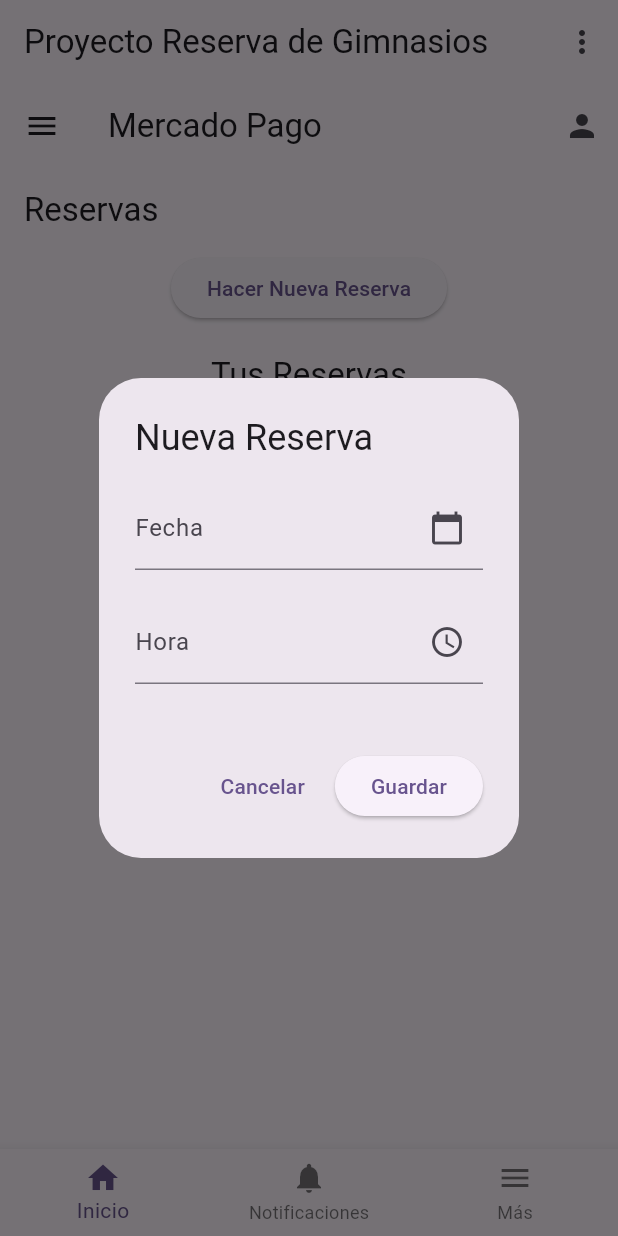
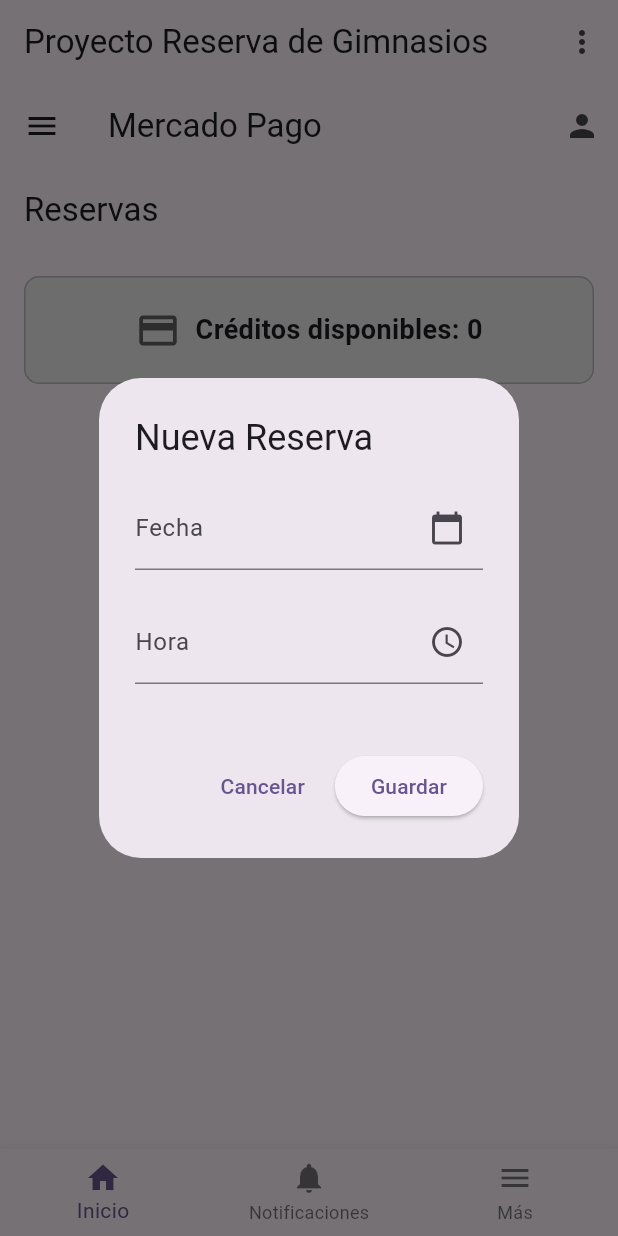
Before and after one commit to santiconstantopoulos/proyecto_gimnasio_esquel, a Flutter app: the screen it shows once a user with an empty profile is signed in, after a tap on "Hacer Nueva Reserva", on a phone screen of 412 x 824 dp. Run offline on Flutter 3.47's test engine with Material 3 defaults, Android fonts, the phone set to English and light mode, and no system bars; our stand-ins replace cloud_firestore, firebase_auth, firebase_core; missing offline and left inert: firebase_ui_auth, firebase_ui_oauth_google; accounts and stored records are empty.

Commit message:
Créditos e iconos en reservas

```diff
--- a/lib/features/reservations/reservations_screen.dart
+++ b/lib/features/reservations/reservations_screen.dart
@@ -21,6 +21,13 @@ class _ReservationsScreenState extends State<ReservationsScreen> {
   final _timeController = TextEditingController();
   DateTime? _selectedDateTime;
 
+  @override
+  void dispose() {
+    _dateController.dispose();
+    _timeController.dispose();
+    super.dispose();
+  }
+
   void _selectDate() async {
     final DateTime? picked = await showDatePicker(
       context: context,
@@ -37,7 +44,7 @@ class _ReservationsScreenState extends State<ReservationsScreen> {
           _selectedDateTime?.hour ?? 0,
           _selectedDateTime?.minute ?? 0,
         );
-        _dateController.text = '${picked.toLocal()}'.split(' ')[0];
+        _dateController.text = DateFormat('dd-MM-yyyy').format(picked);
       });
     }
   }
@@ -75,14 +82,17 @@ class _ReservationsScreenState extends State<ReservationsScreen> {
         ScaffoldMessenger.of(context).showSnackBar(
           const SnackBar(content: Text('Reserva guardada exitosamente')),
         );
+        Navigator.of(context).pop();
       } catch (e) {
         ScaffoldMessenger.of(context).showSnackBar(
           SnackBar(content: Text('Error al guardar la reserva: $e')),
         );
-      } finally {
-        Navigator.of(context).pop();
       }
     }
+  }
+
+  void _handleReservationsOption(String value, Reservation reservation) {
+    // logica para las opciones de las reservas
   }
 
   void _showReservationDialog() {
@@ -156,19 +166,67 @@ class _ReservationsScreenState extends State<ReservationsScreen> {
       appBar: AppBar(
         title: const Text('Reservas'),
       ),
-      body: Center(
+      body: Padding(
+        padding: const EdgeInsets.all(16.0),
         child: Column(
           children: [
+            // Créditos del usuario
+            StreamBuilder<int>(
+              stream: _reservationsService.getCredits(),
+              builder: (context, snapshot) {
+                if (snapshot.connectionState == ConnectionState.waiting) {
+                  return const CircularProgressIndicator();
+                }
+                if (snapshot.hasError) {
+                  return Text('Error: ${snapshot.error}');
+                }
+                final int credits = snapshot.data ?? 0;
+                return SizedBox(
+                  width: double.infinity,
+                  child: Container(
+                    padding: const EdgeInsets.all(20.0),
+                    decoration: BoxDecoration(
+                      color: Colors.grey.shade200,
+                      borderRadius: BorderRadius.circular(10.0),
+                      border: Border.all(
+                        color: Colors.grey.shade400,
+                      ),
+                    ),
+                    child: Row(
+                      mainAxisAlignment: MainAxisAlignment.center,
+                      children: [
+                        Icon(Icons.credit_card,
+                            size: 30, color: Colors.grey.shade700),
+                        const SizedBox(width: 10),
+                        Text(
+                          'Créditos disponibles: $credits',
+                          style: const TextStyle(
+                            fontSize: 18,
+                            fontWeight: FontWeight.bold,
+                          ),
+                        ),
+                      ],
+                    ),
+                  ),
+                );
+              },
+            ),
+            const SizedBox(height: 20),
+
+            // Botón para hacer nueva reserva
             ElevatedButton(
               onPressed: _showReservationDialog,
               child: const Text('Hacer Nueva Reserva'),
             ),
             const SizedBox(height: 20),
+
             Text(
               'Tus Reservas',
               style: Theme.of(context).textTheme.titleLarge,
             ),
             const SizedBox(height: 10),
+
+            // Lista de reservas
             Expanded(
               child: StreamBuilder<List<Reservation>>(
                 stream: _reservationsService.getReservations(),
@@ -180,6 +238,11 @@ class _ReservationsScreenState extends State<ReservationsScreen> {
                     return Center(child: Text('Error: ${snapshot.error}'));
                   }
                   final reservations = snapshot.data ?? [];
+                  if (reservations.isEmpty) {
+                    return const Center(
+                      child: Text('No tienes reservas'),
+                    );
+                  }
                   return ListView.builder(
                     itemCount: reservations.length,
                     itemBuilder: (context, index) {
@@ -189,7 +252,61 @@ class _ReservationsScreenState extends State<ReservationsScreen> {
                           DateFormat('dd-MM-yyyy - HH:mm')
                               .format(reservation.date.toDate().toLocal()),
                         ),
-                        subtitle: Text('Estado: ${reservation.status}'),
+                        subtitle: Text(
+                          reservation.status == 0
+                              ? 'Pendiente de Confirmación'
+                              : reservation.status == 1
+                                  ? 'Confirmada'
+                                  : 'Cancelada',
+                        ),
+                        trailing: Row(
+                          mainAxisSize: MainAxisSize.min,
+                          children: [
+                            Icon(
+                              reservation.status == 1
+                                  ? Icons.check_circle
+                                  : (reservation.status == 0
+                                      ? Icons.hourglass_empty
+                                      : Icons.cancel),
+                              color: reservation.status == 1
+                                  ? Colors.green
+                                  : (reservation.status == 0
+                                      ? Colors.orange
+                                      : Colors.red),
+                            ),
+                            const SizedBox(width: 8),
+                            PopupMenuButton<String>(
+                              icon: const Icon(Icons.more_vert),
+                              onSelected: (value) {
+                                _handleReservationsOption(value, reservation);
+                              },
+                              itemBuilder: (BuildContext context) {
+                                return [
+                                  const PopupMenuItem<String>(
+                                    value: 'confirm',
+                                    child: Row(
+                                      children: [
+                                        Icon(Icons.check, color: Colors.green),
+                                        SizedBox(width: 8),
+                                        Text('Confirmar reserva'),
+                                      ],
+                                    ),
+                                  ),
+                                  const PopupMenuItem<String>(
+                                    value: 'cancel',
+                                    child: Row(
+                                      children: [
+                                        Icon(Icons.cancel, color: Colors.red),
+                                        SizedBox(width: 8),
+                                        Text('Cancelar reserva'),
+                                      ],
+                                    ),
+                                  ),
+                                ];
+                              },
+                            ),
+                          ],
+                        ),
                       );
                     },
                   );
--- a/lib/features/reservations/services/reservations_service.dart
+++ b/lib/features/reservations/services/reservations_service.dart
@@ -12,7 +12,7 @@ class ReservationsService {
         .collection('users')
         .doc(_authService.userId)
         .collection('reservations')
-        .orderBy('date')
+        .orderBy('date', descending: true)
         .snapshots()
         .map((snapshot) => snapshot.docs
             .map((doc) => Reservation.fromFirestore(doc.data()))
@@ -34,18 +34,20 @@ class ReservationsService {
     }
   }
 
-  Future<void> updateReservation(DateTime dateTime) async {
-    try {
-      await _firestore
-          .collection('users')
-          .doc(_authService.userId)
-          .collection('reservations')
-          .add({
-        'date': Timestamp.fromDate(dateTime),
-        'status': 1,
-      });
-    } catch (e) {
-      throw Exception('Error al guardar la reserva: $e');
-    }
+  Stream<int> getCredits() {
+    return _firestore
+        .collection('users')
+        .doc(_authService.userId)
+        .collection('credits')
+        .doc('available_credits')
+        .snapshots()
+        .map((snapshot) {
+      if (snapshot.exists) {
+        final data = snapshot.data();
+        return data?['credit'] ?? 0;
+      } else {
+        return 0;
+      }
+    });
   }
 }
```
